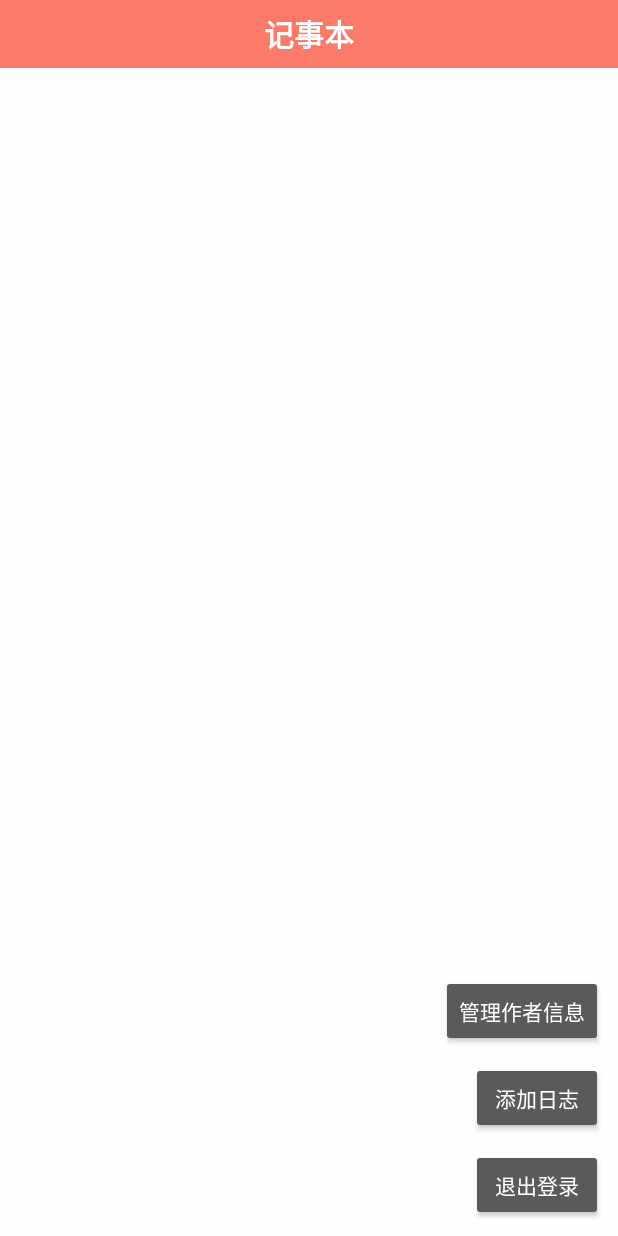
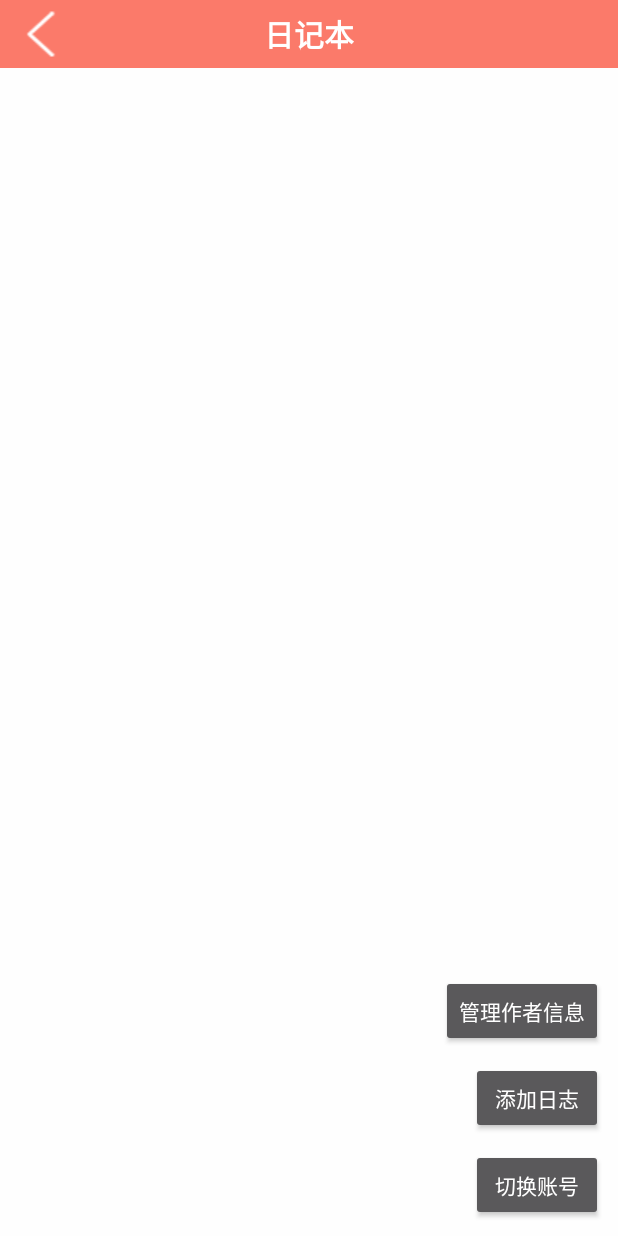
Before and after one commit to hello2019-ui/android-experiment-2, an Android app: the NotepadActivity screen opened directly, with no data from a screen before it, on a phone screen of 412 x 824 dp. Run offline under Robolectric (Android 15) with nearby library versions, the phone set to English and light mode, and no system bars.

Commit message:
android ex2

```diff
--- a/demo/app/src/main/java/com/example/demo/NotepadActivity.java
+++ b/demo/app/src/main/java/com/example/demo/NotepadActivity.java
@@ -6,6 +6,7 @@ import android.os.Bundle;
 import android.view.View;
 import android.widget.AdapterView;
 import android.widget.Button;
+import android.widget.ImageView;
 import android.widget.ListView;
 import android.widget.Toast;
 
@@ -18,7 +19,7 @@ import com.example.demo.adapter.NotepadAdapter;
 import com.example.demo.bean.NotepadBean;
 import com.example.demo.database.SQLiteHelper;
 
-public class NotepadActivity extends AppCompatActivity {
+public class NotepadActivity extends AppCompatActivity implements View.OnClickListener{
     private ListView listView;
     private SQLiteHelper mSQLiteHelper;
     private List<NotepadBean> list;
@@ -29,11 +30,13 @@ public class NotepadActivity extends AppCompatActivity {
         super.onCreate(savedInstanceState);
         setContentView(R.layout.activity_main);
         listView=findViewById(R.id.listview);
-        Button imageView=findViewById(R.id.add);
+        Button add=findViewById(R.id.add);
         Button author=findViewById(R.id.btn_change_author);
         Button exit=findViewById(R.id.btn_exit);
+        ImageView over=findViewById(R.id.note_over);
+        over.setOnClickListener(this);
         initData();
-        imageView.setOnClickListener(new View.OnClickListener() {
+        add.setOnClickListener(new View.OnClickListener() {
             @Override
             public void onClick(View v) {
                 Intent intent=new Intent(NotepadActivity.this,RecordActivity.class);
@@ -52,6 +55,7 @@ public class NotepadActivity extends AppCompatActivity {
             public void onClick(View v) {
                 Intent intent=new Intent(NotepadActivity.this, Login.class);
                 startActivityForResult(intent,1);
+                NotepadActivity.this.finish();
             }
         });
     }
@@ -121,4 +125,12 @@ public class NotepadActivity extends AppCompatActivity {
             showQueryData();
         }
     }
+
+    @Override
+    public void onClick(View v) {
+        switch (v.getId()){
+            case R.id.note_over:
+                System.exit(0);
+        }
+    }
 }
--- a/demo/app/src/main/java/com/example/demo/RecordActivity.java
+++ b/demo/app/src/main/java/com/example/demo/RecordActivity.java
@@ -74,8 +74,8 @@ public class RecordActivity extends AppCompatActivity implements View.OnClickLis
 
             //按删除键
             case R.id.delete:
-                title.setText(" ");
-                content.setText(" ");
+                title.setText("");
+                content.setText("");
                 break;
 
             //保存键
--- a/demo/app/src/main/res/layout/activity_main.xml
+++ b/demo/app/src/main/res/layout/activity_main.xml
@@ -8,16 +8,30 @@
     android:background="#fefefe"
     tools:context=".NotepadActivity">
 
-    <TextView
-        android:id="@+id/note_name"
+    <RelativeLayout
+        android:id="@+id/main_top"
         android:layout_width="match_parent"
         android:layout_height="45dp"
-        android:textSize="20sp"
-        android:textColor="@android:color/white"
-        android:gravity="center"
-        android:textStyle="bold"
         android:background="#fb7a6a"
-        android:text="记事本" />
+        android:orientation="horizontal">
+        <ImageView
+            android:id="@+id/note_over"
+            android:layout_width="45dp"
+            android:layout_height="wrap_content"
+            android:layout_centerVertical="true"
+            android:paddingLeft="11dp"
+            android:src="@drawable/back"/>
+        <TextView
+            android:id="@+id/note_name"
+            android:layout_width="wrap_content"
+            android:layout_height="wrap_content"
+            android:layout_centerInParent="true"
+            android:gravity="center"
+            android:text="日记本"
+            android:textColor="@android:color/white"
+            android:textSize="20dp"
+            android:textStyle="bold"/>
+    </RelativeLayout>
     <ListView
         android:id="@+id/listview"
         android:layout_width="match_parent"
@@ -28,7 +42,7 @@
         android:fadingEdge="none"
         android:listSelector="#00000000"
         android:scrollbars="none"
-        android:layout_below="@+id/note_name">
+        android:layout_below="@+id/main_top">
     </ListView>
     <Button
         android:id="@+id/btn_change_author"
@@ -54,7 +68,7 @@
         android:layout_height="wrap_content"
         android:layout_alignParentRight="true"
         android:layout_alignParentBottom="true"
-        android:text="退出登录"
+        android:text="切换账号"
         android:layout_marginRight="10dp"
         android:layout_marginBottom="10dp" />
 </RelativeLayout>
--- a/demo/build.gradle
+++ b/demo/build.gradle
@@ -16,6 +16,7 @@ allprojects {
     repositories {
         google()
         jcenter()
+        maven {url "https://jitpack.io"}
     }
 }
 
```
Also changed, not shown: demo/app/src/main/java/com/example/demo/Login.java (+68 -15 lines), demo/app/src/main/java/com/example/demo/MyDB.java (+0 -7 lines), demo/app/src/main/java/com/example/demo/Regist.java (+14 -1 lines), demo/app/src/main/res/layout/activity_login.xml (+20 -2 lines), demo/app/src/main/res/layout/activity_record.xml (+9 -2 lines), demo/app/src/main/res/layout/regist.xml (+11 -1 lines).
